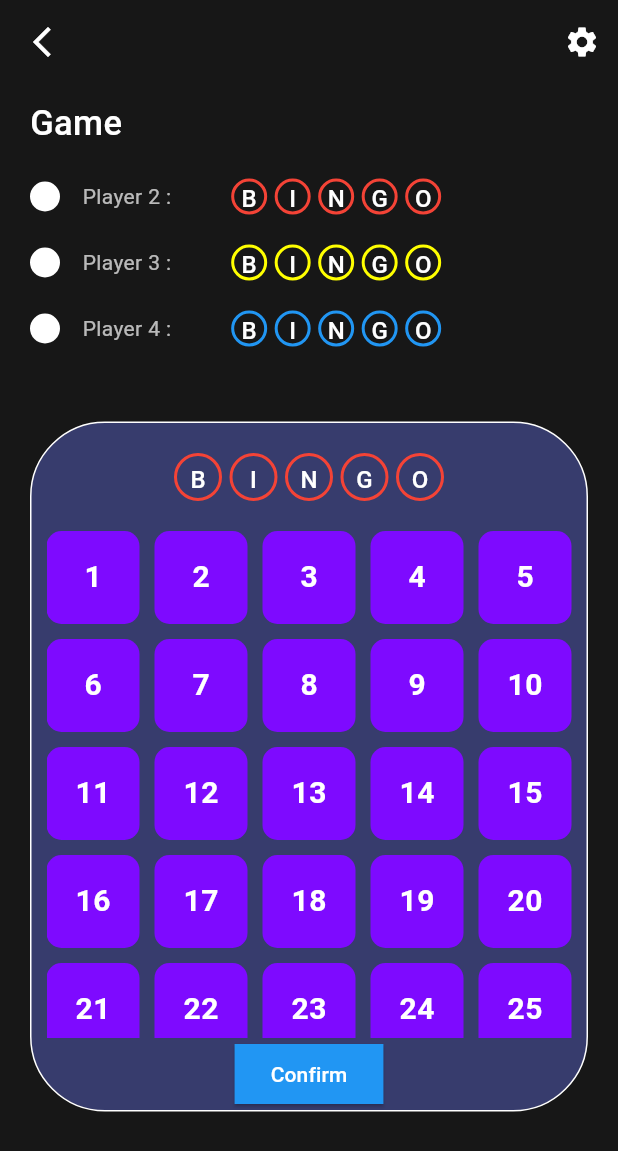
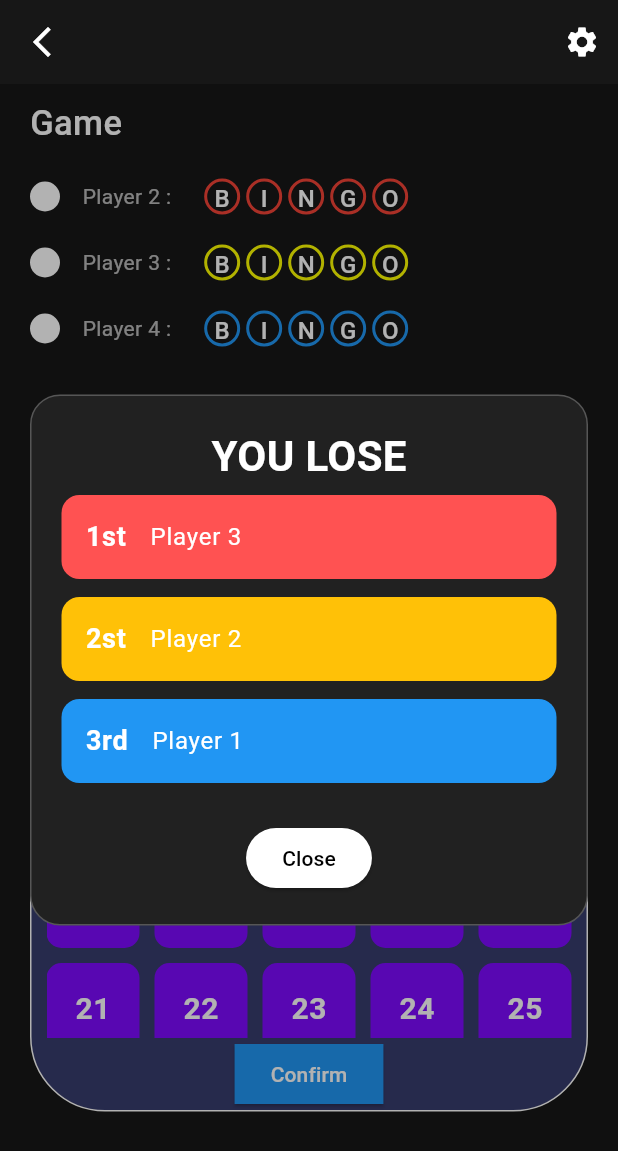
Before and after one commit to nithish25kumar/bingo-game-app, a Flutter app: the Game screen opened directly, after a tap on "Confirm", on a phone screen of 412 x 824 dp. Shown: the top 1151 px of the screen. Run offline on Flutter 3.47's test engine with Material 3 defaults, Android fonts, the light colour scheme and no system bars.

Commit message:
feat : Result screen added in the game screen to display the rank of the players

```diff
--- a/lib/main.dart
+++ b/lib/main.dart
@@ -22,7 +22,7 @@ class MyApp extends StatelessWidget {
       theme: ThemeData(
         colorScheme: ColorScheme.fromSeed(seedColor: Colors.deepPurple),
       ),
-      home: Game(),
+      home: Splashscreen(),
     );
   }
 }
--- a/lib/repositary/screens/card/win_or_lose/finishcard.dart
+++ b/lib/repositary/screens/card/win_or_lose/finishcard.dart
@@ -0,0 +1,55 @@
+import 'package:flutter/material.dart';
+
+class ResultPage extends StatelessWidget {
+  const ResultPage({super.key});
+
+  @override
+  Widget build(BuildContext context) {
+    return Scaffold(
+      backgroundColor: Color(0xFF121212),
+      body: Center(
+        child: Container(
+          padding: EdgeInsets.all(20),
+          margin: EdgeInsets.symmetric(horizontal: 30),
+          decoration: BoxDecoration(
+            color: Colors.black,
+            borderRadius: BorderRadius.circular(20),
+            border: Border.all(color: Colors.white24),
+          ),
+          child: Column(
+            mainAxisSize: MainAxisSize.min,
+            children: [
+              Text("YOU LOSE",
+                  style: TextStyle(
+                      color: Colors.white,
+                      fontSize: 28,
+                      fontWeight: FontWeight.bold)),
+              SizedBox(height: 20),
+              _buildRankCard("1st", "Player 3", Colors.purple),
+              _buildRankCard("2nd", "Player 2", Colors.amber),
+              _buildRankCard("3rd", "Player 1", Colors.redAccent),
+            ],
+          ),
+        ),
+      ),
+    );
+  }
+
+  Widget _buildRankCard(String rank, String player, Color color) {
+    return Container(
+      margin: EdgeInsets.symmetric(vertical: 6),
+      decoration: BoxDecoration(
+        color: color,
+        borderRadius: BorderRadius.circular(12),
+      ),
+      child: ListTile(
+        leading: Text(rank,
+            style: TextStyle(
+                color: Colors.white,
+                fontWeight: FontWeight.bold,
+                fontSize: 18)),
+        title: Text(player, style: TextStyle(color: Colors.white)),
+      ),
+    );
+  }
+}
--- a/lib/repositary/screens/gameSettings/gameSettings.dart
+++ b/lib/repositary/screens/gameSettings/gameSettings.dart
@@ -1,4 +1,5 @@
 import 'package:bingo/repositary/screens/gameSettings/customizeBoard.dart';
+import 'package:bingo/repositary/screens/playersplayarea/game.dart';
 import 'package:flutter/material.dart';
 
 class Gamesettings extends StatefulWidget {
@@ -225,7 +226,10 @@ class _GamesettingsState extends State<Gamesettings> {
                 height: 50,
                 width: 300,
                 child: ElevatedButton(
-                    onPressed: () {},
+                    onPressed: () {
+                      Navigator.pushReplacement(
+                          context, MaterialPageRoute(builder: (_) => Game()));
+                    },
                     style: ElevatedButton.styleFrom(
                         backgroundColor: Color(0xff007ef3),
                         foregroundColor: Colors.white,
@@ -235,7 +239,7 @@ class _GamesettingsState extends State<Gamesettings> {
                         shape: RoundedRectangleBorder(
                             borderRadius: BorderRadius.circular(12))),
                     child: Column(
-                      children: [Text("Invite Others")],
+                      children: [Text("Continue game")],
                     )),
               ),
             )
--- a/lib/repositary/screens/playersplayarea/game.dart
+++ b/lib/repositary/screens/playersplayarea/game.dart
@@ -1,5 +1,8 @@
+import 'package:bingo/repositary/screens/gameSettings/gameSettings.dart';
 import 'package:bingo/repositary/screens/widgets/uihelper.dart';
 import 'package:flutter/material.dart';
+
+import '../card/win_or_lose/finishcard.dart';
 
 class Game extends StatefulWidget {
   const Game({super.key});
@@ -10,6 +13,7 @@ class Game extends StatefulWidget {
 
 class _GameState extends State<Game> {
   List<int> numbers = List.generate(25, (index) => index + 1);
+  bool showResult = false;
   @override
   Widget build(BuildContext context) {
     return Scaffold(
@@ -17,7 +21,10 @@ class _GameState extends State<Game> {
       appBar: AppBar(
         backgroundColor: Color(0xFF171717),
         leading: IconButton(
-            onPressed: () {},
+            onPressed: () {
+              Navigator.pushReplacement(
+                  context, MaterialPageRoute(builder: (_) => Gamesettings()));
+            },
             icon: Icon(
               Icons.arrow_back_ios_new,
               color: Colors.white,
@@ -31,7 +38,8 @@ class _GameState extends State<Game> {
               ))
         ],
       ),
-      body: Padding(
+      body: Stack(children: [
+        Padding(
           padding: const EdgeInsets.only(left: 20, top: 10),
           child: Column(
             crossAxisAlignment: CrossAxisAlignment.start,
@@ -43,288 +51,13 @@ class _GameState extends State<Game> {
                     fontSize: 23,
                     fontWeight: FontWeight.w500),
               ),
-            SizedBox(
-              height: 20,
-            ),
-            Row(
-              children: [
-                CircleAvatar(
-                  radius: 10,
-                  backgroundColor: Colors.white,
-                ),
-                SizedBox(
-                  width: 15,
-                ),
-                Text(
-                  "Player 2 :",
-                  style: TextStyle(color: Colors.white70),
-                ),
-                SizedBox(
-                  width: 40,
-                ),
-                Container(
-                  decoration: BoxDecoration(
-                    border: Border.all(color: Colors.red, width: 2),
-                    borderRadius: BorderRadius.circular(50),
-                  ),
-                  child: CircleAvatar(
-                    radius: 10,
-                    backgroundColor: Colors.transparent,
-                    foregroundColor: Colors.white,
-                    child: Text("B"),
-                  ),
-                ),
-                SizedBox(
-                  width: 5,
-                ),
-                Container(
-                  decoration: BoxDecoration(
-                    border: Border.all(color: Colors.red, width: 2),
-                    borderRadius: BorderRadius.circular(50),
-                  ),
-                  child: CircleAvatar(
-                    radius: 10,
-                    backgroundColor: Colors.transparent,
-                    foregroundColor: Colors.white,
-                    child: Text("I"),
-                  ),
-                ),
-                SizedBox(
-                  width: 5,
-                ),
-                Container(
-                  decoration: BoxDecoration(
-                    border: Border.all(color: Colors.red, width: 2),
-                    borderRadius: BorderRadius.circular(50),
-                  ),
-                  child: CircleAvatar(
-                    radius: 10,
-                    backgroundColor: Colors.transparent,
-                    foregroundColor: Colors.white,
-                    child: Text("N"),
-                  ),
-                ),
-                SizedBox(
-                  width: 5,
-                ),
-                Container(
-                  decoration: BoxDecoration(
-                    border: Border.all(color: Colors.red, width: 2),
-                    borderRadius: BorderRadius.circular(50),
-                  ),
-                  child: CircleAvatar(
-                    radius: 10,
-                    backgroundColor: Colors.transparent,
-                    foregroundColor: Colors.white,
-                    child: Text("G"),
-                  ),
-                ),
-                SizedBox(
-                  width: 5,
-                ),
-                Container(
-                  decoration: BoxDecoration(
-                    border: Border.all(color: Colors.red, width: 2),
-                    borderRadius: BorderRadius.circular(50),
-                  ),
-                  child: CircleAvatar(
-                    radius: 10,
-                    backgroundColor: Colors.transparent,
-                    foregroundColor: Colors.white,
-                    child: Text("O"),
-                  ),
-                ),
-              ],
-            ),
-            SizedBox(
-              height: 20,
-            ),
-            Row(
-              children: [
-                CircleAvatar(
-                  radius: 10,
-                  backgroundColor: Colors.white,
-                ),
-                SizedBox(
-                  width: 15,
-                ),
-                Text(
-                  "Player 3 :",
-                  style: TextStyle(color: Colors.white70),
-                ),
-                SizedBox(
-                  width: 40,
-                ),
-                Container(
-                  decoration: BoxDecoration(
-                    border: Border.all(color: Colors.yellowAccent, width: 2),
-                    borderRadius: BorderRadius.circular(50),
-                  ),
-                  child: CircleAvatar(
-                    radius: 10,
-                    backgroundColor: Colors.transparent,
-                    foregroundColor: Colors.white,
-                    child: Text("B"),
-                  ),
-                ),
-                SizedBox(
-                  width: 5,
-                ),
-                Container(
-                  decoration: BoxDecoration(
-                    border: Border.all(color: Colors.yellowAccent, width: 2),
-                    borderRadius: BorderRadius.circular(50),
-                  ),
-                  child: CircleAvatar(
-                    radius: 10,
-                    backgroundColor: Colors.transparent,
-                    foregroundColor: Colors.white,
-                    child: Text("I"),
-                  ),
-                ),
-                SizedBox(
-                  width: 5,
-                ),
-                Container(
-                  decoration: BoxDecoration(
-                    border: Border.all(color: Colors.yellowAccent, width: 2),
-                    borderRadius: BorderRadius.circular(50),
-                  ),
-                  child: CircleAvatar(
-                    radius: 10,
-                    backgroundColor: Colors.transparent,
-                    foregroundColor: Colors.white,
-                    child: Text("N"),
-                  ),
-                ),
-                SizedBox(
-                  width: 5,
-                ),
-                Container(
-                  decoration: BoxDecoration(
-                    border: Border.all(color: Colors.yellowAccent, width: 2),
-                    borderRadius: BorderRadius.circular(50),
-                  ),
-                  child: CircleAvatar(
-                    radius: 10,
-                    backgroundColor: Colors.transparent,
-                    foregroundColor: Colors.white,
-                    child: Text("G"),
-                  ),
-                ),
-                SizedBox(
-                  width: 5,
-                ),
-                Container(
-                  decoration: BoxDecoration(
-                    border: Border.all(color: Colors.yellowAccent, width: 2),
-                    borderRadius: BorderRadius.circular(50),
-                  ),
-                  child: CircleAvatar(
-                    radius: 10,
-                    backgroundColor: Colors.transparent,
-                    foregroundColor: Colors.white,
-                    child: Text("O"),
-                  ),
-                ),
-              ],
-            ),
-            SizedBox(
-              height: 20,
-            ),
-            Row(
-              children: [
-                CircleAvatar(
-                  radius: 10,
-                  backgroundColor: Colors.white,
-                ),
-                SizedBox(
-                  width: 15,
-                ),
-                Text(
-                  "Player 4 :",
-                  style: TextStyle(color: Colors.white70),
-                ),
-                SizedBox(
-                  width: 40,
-                ),
-                Container(
-                  decoration: BoxDecoration(
-                    border: Border.all(color: Colors.blue, width: 2),
-                    borderRadius: BorderRadius.circular(50),
-                  ),
-                  child: CircleAvatar(
-                    radius: 10,
-                    backgroundColor: Colors.transparent,
-                    foregroundColor: Colors.white,
-                    child: Text("B"),
-                  ),
-                ),
-                SizedBox(
-                  width: 5,
-                ),
-                Container(
-                  decoration: BoxDecoration(
-                    border: Border.all(color: Colors.blue, width: 2),
-                    borderRadius: BorderRadius.circular(50),
-                  ),
-                  child: CircleAvatar(
-                    radius: 10,
-                    backgroundColor: Colors.transparent,
-                    foregroundColor: Colors.white,
-                    child: Text("I"),
-                  ),
-                ),
-                SizedBox(
-                  width: 5,
-                ),
-                Container(
-                  decoration: BoxDecoration(
-                    border: Border.all(color: Colors.blue, width: 2),
-                    borderRadius: BorderRadius.circular(50),
-                  ),
-                  child: CircleAvatar(
-                    radius: 10,
-                    backgroundColor: Colors.transparent,
-                    foregroundColor: Colors.white,
-                    child: Text("N"),
-                  ),
-                ),
-                SizedBox(
-                  width: 5,
-                ),
-                Container(
-                  decoration: BoxDecoration(
-                    border: Border.all(color: Colors.blue, width: 2),
-                    borderRadius: BorderRadius.circular(50),
-                  ),
-                  child: CircleAvatar(
-                    radius: 10,
-                    backgroundColor: Colors.transparent,
-                    foregroundColor: Colors.white,
-                    child: Text("G"),
-                  ),
-                ),
-                SizedBox(
-                  width: 5,
-                ),
-                Container(
-                  decoration: BoxDecoration(
-                    border: Border.all(color: Colors.blue, width: 2),
-                    borderRadius: BorderRadius.circular(50),
-                  ),
-                  child: CircleAvatar(
-                    radius: 10,
-                    backgroundColor: Colors.transparent,
-                    foregroundColor: Colors.white,
-                    child: Text("O"),
-                  ),
-                ),
-              ],
-            ),
-            SizedBox(
-              height: 40,
-            ),
+              SizedBox(height: 20),
+              _buildPlayerRow("Player 2 :", Colors.red),
+              SizedBox(height: 20),
+              _buildPlayerRow("Player 3 :", Colors.yellowAccent),
+              SizedBox(height: 20),
+              _buildPlayerRow("Player 4 :", Colors.blue),
+              SizedBox(height: 40),
               Padding(
                 padding: const EdgeInsets.only(right: 20, top: 10),
                 child: Container(
@@ -336,7 +69,8 @@ class _GameState extends State<Game> {
                     border: Border.all(color: Colors.white),
                   ),
                   child: Padding(
-                  padding: const EdgeInsets.only(top: 20, left: 10, right: 10),
+                    padding:
+                        const EdgeInsets.only(top: 20, left: 10, right: 10),
                     child: Column(
                       children: [
                         Row(
@@ -460,12 +194,19 @@ class _GameState extends State<Game> {
                           mainAxisAlignment: MainAxisAlignment.center,
                           children: [
                             ElevatedButton(
-                              onPressed: () {},
+                                onPressed: () {
+                                  setState(() {
+                                    setState(() {
+                                      showResult = true;
+                                    });
+                                  });
+                                },
                                 style: ElevatedButton.styleFrom(
                                     backgroundColor: Colors.blue,
                                     foregroundColor: Colors.white,
                                     shape: RoundedRectangleBorder(
-                                      borderRadius: BorderRadius.circular(0))),
+                                        borderRadius:
+                                            BorderRadius.circular(0))),
                                 child: Text("Confirm"))
                           ],
                         ),
@@ -477,6 +218,101 @@ class _GameState extends State<Game> {
             ],
           ),
         ),
+        if (showResult)
+          Positioned.fill(
+              child: Container(
+            color: Colors.black.withOpacity(0.3),
+            child: Center(
+              child: Container(
+                padding: EdgeInsets.all(20),
+                margin: EdgeInsets.symmetric(horizontal: 20),
+                decoration: BoxDecoration(
+                    color: Colors.grey.shade900,
+                    borderRadius: BorderRadius.circular(20),
+                    border: Border.all(color: Colors.white24)),
+                child: Column(
+                  mainAxisSize: MainAxisSize.min,
+                  children: [
+                    Text(
+                      "YOU LOSE",
+                      style: TextStyle(
+                        color: Colors.white,
+                        fontSize: 28,
+                        fontWeight: FontWeight.bold,
+                      ),
+                    ),
+                    _RankCard("1st", "Player 3", Colors.redAccent),
+                    _RankCard("2st", "Player 2", Colors.amber),
+                    _RankCard("3rd", "Player 1", Colors.blue),
+                    SizedBox(height: 20),
+                    ElevatedButton(
+                        onPressed: () {
+                          setState(() {
+                            showResult = false;
+                          });
+                        },
+                        child: Text("Close"),
+                        style: ElevatedButton.styleFrom(
+                          backgroundColor: Colors.white,
+                          foregroundColor: Colors.black,
+                        )),
+                  ],
+                ),
+              ),
+            ),
+          ))
+      ]),
+    );
+  }
+
+  Widget _RankCard(String rank, String player, Color color) {
+    return Container(
+      margin: EdgeInsets.symmetric(vertical: 6),
+      decoration: BoxDecoration(
+        color: color,
+        borderRadius: BorderRadius.circular(12),
+      ),
+      child: ListTile(
+        leading: Text(
+          rank,
+          style: TextStyle(
+            color: Colors.white,
+            fontWeight: FontWeight.bold,
+            fontSize: 18,
+          ),
+        ),
+        title: Text(
+          player,
+          style: TextStyle(color: Colors.white),
+        ),
+      ),
+    );
+  }
+
+  // 🔹 Player Row (with BINGO)
+  Widget _buildPlayerRow(String name, Color color) {
+    return Row(
+      children: [
+        CircleAvatar(radius: 10, backgroundColor: Colors.white),
+        SizedBox(width: 15),
+        Text(name, style: TextStyle(color: Colors.white70)),
+        SizedBox(width: 20),
+        ...['B', 'I', 'N', 'G', 'O'].map(
+          (letter) => Container(
+            margin: EdgeInsets.symmetric(horizontal: 2),
+            decoration: BoxDecoration(
+              border: Border.all(color: color, width: 2),
+              borderRadius: BorderRadius.circular(50),
+            ),
+            child: CircleAvatar(
+              radius: 10,
+              backgroundColor: Colors.transparent,
+              foregroundColor: Colors.white,
+              child: Text(letter),
+            ),
+          ),
+        ),
+      ],
     );
   }
 }
--- a/lib/repositary/screens/room/room.dart
+++ b/lib/repositary/screens/room/room.dart
@@ -168,7 +168,12 @@ class _RoomState extends State<Room> {
                   ),
                 ],
               ),
-              SizedBox(height: 280),
+              SizedBox(height: 220),
+              Uihelper.CustomButton1(
+                buttonnname: "Invite Friends",
+                callback: () {},
+              ),
+              SizedBox(height: 20),
               Uihelper.CustomButton1(
                 buttonnname: "Get.Set.Play",
                 callback: () {},
```
Lines whose indentation alone changed are shown as unchanged.
